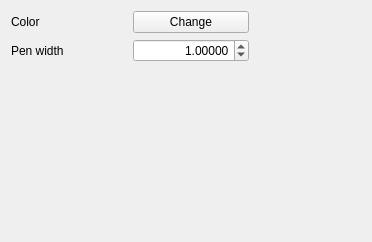
First picture: the form in src/ui/symbollayer/widget_linedecoration.ui, repository qgis/QGIS, before the edit.
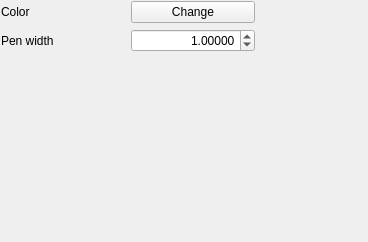
Second picture: the form after the edit. Custom widgets are drawn as their Qt base class.

The edit to the form file:
```diff
--- a/src/ui/symbollayer/widget_linedecoration.ui
+++ b/src/ui/symbollayer/widget_linedecoration.ui
@@ -6,7 +6,7 @@
    <rect>
     <x>0</x>
     <y>0</y>
-    <width>366</width>
+    <width>368</width>
     <height>242</height>
    </rect>
   </property>
@@ -14,6 +14,9 @@
    <string>Form</string>
   </property>
   <layout class="QVBoxLayout" name="verticalLayout">
+   <property name="margin">
+    <number>1</number>
+   </property>
    <item>
     <layout class="QGridLayout" name="gridLayout">
      <item row="0" column="0">
```
